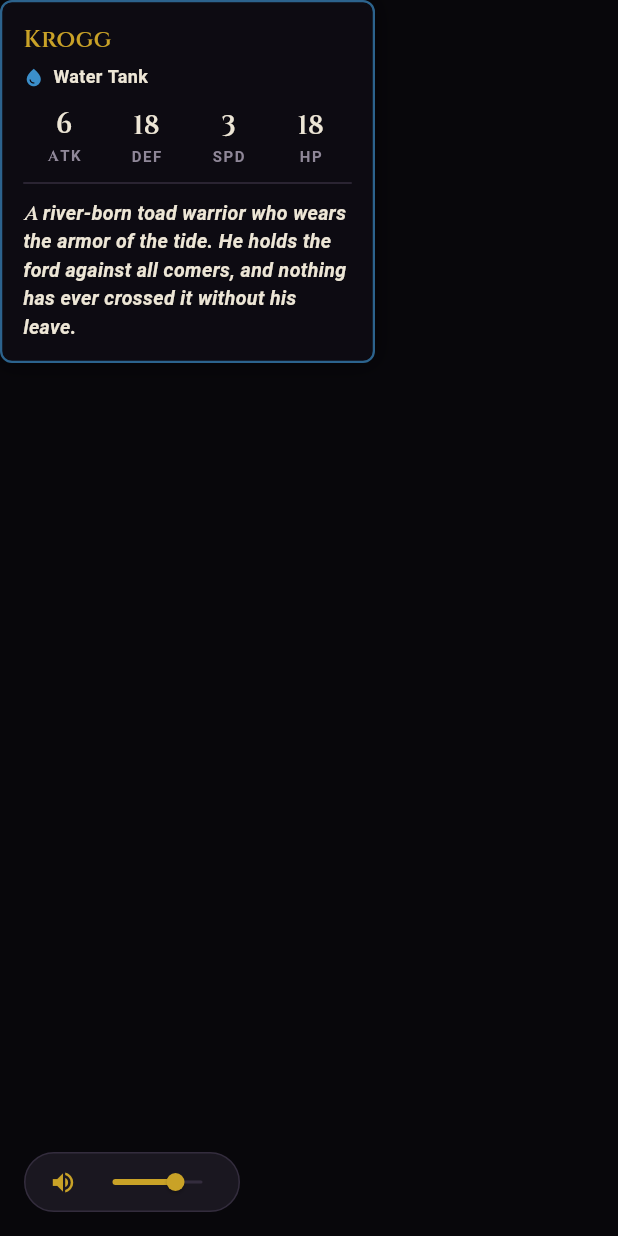
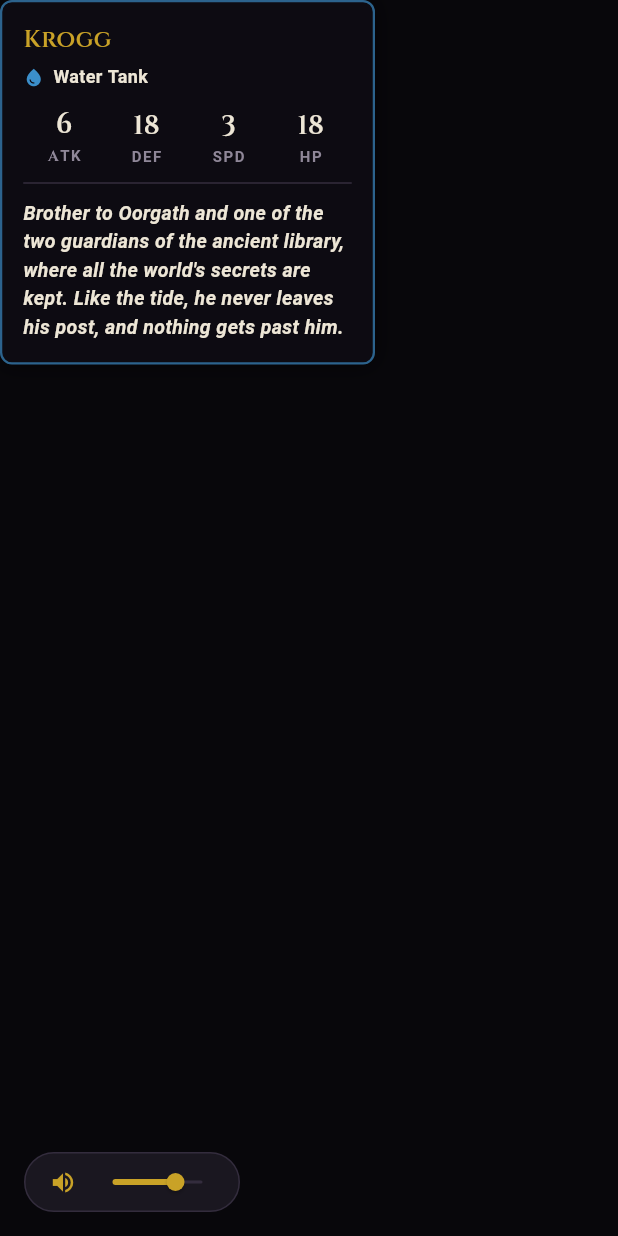
Before and after one commit to lu92988/game-game-, a Flutter app: the _StatCard widget shown alone on an empty page, opened directly with sample values from the repository, on a phone screen of 412 x 824 dp. Run offline on Flutter 3.47's test engine with Material 3 defaults, Android fonts, the phone set to English and light mode, and no system bars; our stand-ins replace audioplayers, google_fonts; Roboto replaces fonts that are missing (Gfs Neohellenic).

Commit message:
Replace placeholder lore with the real champion stories and add scene banners
All 30 champions now have their own lore on the draft screen's
hover / press-and-hold card. The card can also show a wide lore-scene
banner (championSceneArt, empty for now) across its top.

Co-Authored-By: Claude Opus 5.5 <noreply@anthropic.com>

```diff
--- a/lib/data/champion_lore.dart
+++ b/lib/data/champion_lore.dart
@@ -1,108 +1,134 @@
-/// Placeholder lore shown on the draft screen's hover card. Same lookup-map
+/// Champion lore shown on the draft screen's hover card. Same lookup-map
 /// pattern as `champion_art.dart`: a champion without an entry just shows no
 /// description line, so entries can be rewritten or added one at a time.
 const Map<String, String> championLore = {
   // Tanks
   'Krogg':
-      'A river-born toad warrior who wears the armor of the tide. He holds the '
-      'ford against all comers, and nothing has ever crossed it without his leave.',
+      'Brother to Oorgath and one of the two guardians of the ancient library, '
+      'where all the world\'s secrets are kept. Like the tide, he never leaves '
+      'his post, and nothing gets past him.',
   'Oorgath':
-      'An ancient moss-crusted toad who fights as if he were part of the ruins '
-      'around him. Blades break on his hide long before he shows any sign of wear.',
+      'Brother to Krogg and one of the two guardians of the ancient library, '
+      'where all the world\'s secrets are kept. Rooted like the stone around '
+      'him, he has never once let an intruder through.',
   'Voltgraven':
-      'A bronze colossus raised in a forgotten temple, still crackling with the '
-      'storm that woke it. It obeys no master and remembers no war.',
+      'A colossal war machine built by the Enlightened to fight in the Ancient '
+      'War. The war has long since ended, but the storm that powers it has '
+      'never gone quiet.',
   'Magmus':
-      'A faceless giant of molten stone that walked out of a volcano. Wherever '
-      'it stands the ground glows, and what it touches does not cool.',
+      'Forged by Vorkath, the Dark One, from the molten heart of the earth. It '
+      'was made for one purpose only: chaos.',
   'Windhorn':
-      'A rhino knight who charges in the eye of his own storm. The gales in his '
-      'armor push allies forward and turn enemy blows aside.',
+      'Guardian of the monks\' temple high in the mountains, home of Elder Shen '
+      'and Gao Feng. He stands watch at its gates, and no one reaches them '
+      'without first getting past him.',
 
   // Warriors
   'Robotoman':
-      'A war machine with a furnace for a heart. Built for battles long ended, '
-      'it keeps fighting because no one gave the order to stop.',
+      'Just an ordinary accountant, or so he believed. Then destiny came '
+      'calling, and he awoke to the truth: he is the reborn soul of a '
+      'legendary fire warrior.',
   'Demon Knight':
-      'A knight in frost-blue plate who traded his name for a demon\'s power. '
-      'His blade is as cold as the bargain he made.',
+      'An ancient spirit bound to the Dark One. Across hundreds of years of '
+      'war he has never once faltered, and now he stands at his master\'s '
+      'right hand.',
   'Kaelvorn the Sovereign':
-      'A tyrant in gold and black who rules by decree and by lightning. His '
-      'banners promise order, and his armies pay for it.',
+      'Father of Thunderboy, and half-divine himself, he was born with the '
+      'strength to be a great hero. Instead, he bends the knee to the Dark '
+      'One.',
   'Gao Feng':
-      'A veteran monk who fights with a polearm and no wasted motion. He moves '
-      'like the wind through a mountain pass: unhurried until it strikes.',
+      'Right hand to Elder Shen, he wants nothing more than peace and '
+      'stillness. But peace must be protected, so he takes up arms to defend '
+      'the last hope of that dream.',
   'Ironbark':
-      'A treant knight who took up sword and shield when the forest was burned. '
-      'He is slow to anger, and slower to fall.',
+      'Elowen\'s mightiest creation, forged in the days when his master still '
+      'walked with the dark. When Elowen found the light, he could not bring '
+      'Ironbark with him. Now the great guardian of nature is a tool in '
+      'Vorkath\'s hands.',
 
   // Rangers
   'Forest Child':
-      'A spirit archer of the deep woods, raised by roots and moonlight. Her '
-      'arrows find a target before she has finished aiming.',
+      'A half-divine child of unknown origin, who never fails to appear '
+      'wherever the light needs defending.',
   'Thundric':
-      'The last archer of a storm-touched bloodline. His arrows carry lightning '
-      'and never miss the one they were meant for.',
+      'A guiding light to his younger brother, Thunderboy. He has sworn his '
+      'whole existence to one purpose: keeping him safe, whatever the cost.',
   'Talonfire':
-      'A tribal hunter marked in war paint, hunting with a hawk at his shoulder. '
-      'He tracks by fire and sunset, and he does not lose a trail.',
+      'Once a warrior of Tocho\'s tribe, sworn to hunt those who wound the '
+      'land. But the fire within him burned too hot to control, and it led him '
+      'to the Dark One. Now his arrows serve the very darkness he once hunted.',
   'Nova':
-      'A sniper who works from rooftops and ruined towers, her scarf snapping in '
-      'the wind. She lives by one motto: higher, faster, further.',
+      'A gifted soldier whose marksmanship borders on the unnatural. Entire '
+      'nations fear the day she takes aim at them.',
   'Riptide':
-      'A night-ops soldier who moves like the current, unseen until the moment '
-      'he is on you. Silence is the only weapon he never needs to reload.',
+      'Once a special ops commando who fought for the light, he lost his way '
+      'and now sells his gun to the highest bidder. His soul belongs to the '
+      'Dark One.',
 
   // Rogues
   'Thunderboy':
-      'A street-fast kid who runs on borrowed lightning. He is gone before the '
-      'thunder arrives, and so is whatever he came for.',
+      'Son of Kaelvorn the Sovereign, he carries divine blood in his veins. '
+      'He is still only a boy, and he has no idea that he is the key to '
+      'everything.',
   'Vaelric':
-      'A hooded mercenary with a crossbow and red eyes that never blink. He '
-      'sells his skill by the coin and honors the contract, nothing more.',
+      'In all the Yamikawa clan, only Nyx surpassed him. That single fact '
+      'poisoned him. Jealousy drove him into isolation, and in the end, out '
+      'of the clan entirely.',
   'Nyx':
-      'An assassin wreathed in rainwater, with twin blades forged from a '
-      'storm. She strikes from the downpour and is gone with it.',
+      'Even among the deadly Yamikawa assassin clan, he stands apart. The '
+      'water in his blood makes him a blade no one sees coming, and Vaelric '
+      'has never forgiven him for it.',
   'Mourn':
-      'A wraith of black smoke that haunts a ruined cathedral. No one has seen '
-      'its face, only the red eyes and the claws.',
+      'Little is known of this entity. Some say it is the darkness in the '
+      'hearts of men given form; others say it is chaos itself. Whatever the '
+      'truth, one thing is certain: it serves the Dark One.',
   'Doku':
-      'A shadow of the moonlit rooftops, one katana drawn and a castle below. '
-      'The contract is signed in silence and settled before dawn.',
+      'Born in squalor and destined for a life in chains, misery drove him to '
+      'radical beliefs. To provide for those he loved, he became a master '
+      'thief and a shadow assassin. Brushes with death awakened powers buried '
+      'deep within him, and in time, he made them his own.',
 
   // Mages
   'Elder Shen':
-      'A Taoist master who has meditated on the wind for a hundred years. His '
-      'spells are quiet, and the gales they call are not.',
+      'The heir to thousands of years of heritage, Elder Shen descends from '
+      'the mightiest bloodline that never bent to the Dark One. Gao Feng '
+      'stands at his side as his right hand.',
   'Vorkath':
-      'A demonic sorcerer who reigns from a temple courtyard of black stone. '
-      'He wields fire the way other men wield an argument.',
+      'The one they call the Dark One: an ancient spirit who dares to '
+      'challenge the old gods themselves. He means to tear down the world as '
+      'we know it and raise a new one in his own image.',
   'Tocho':
-      'A river shaman who speaks with the waterfall and the spirits beneath '
-      'it. When he calls, the water answers in a vortex.',
+      'A shaman of an ancient tribe that walks the path of enlightenment and '
+      'listens to the land. The waters answer his call, and he uses them to '
+      'save lives and mend the wounds mankind leaves behind.',
   'Elowen':
-      'An ancient forest wizard in a leaf-brimmed hat, with a wolf, a deer and '
-      'a bird at her side. The woods speak, and she alone listens.',
+      'One of the few mortals ever to cheat death. His command of the earth '
+      'is so complete, and his legend so full of wonders, that many believe '
+      'he is a god.',
   'Friedrich Blitzberg':
-      'A Victorian schemer who studies power and influence. His cane is charged '
-      'with lightning, and his study overlooks a storm of his own making.',
+      'Like Elowen, he found the secret to immortality, but he chose a darker '
+      'path. Centuries of hoarded knowledge have made him rich and powerful, '
+      'and all of it now serves the Dark One and his promised utopia.',
 
   // Healers
   'Omnes':
-      'An angelic keeper of a golden chapel whose light mends wounds and '
-      'silences fear. Those she heals rarely remember the fight.',
+      'One of the four Covenants. His divine innocence lets him heal any '
+      'wound, and in the rarest of moments, even undo death itself.',
   'The Cosmic Eye':
-      'A watcher from a cathedral among the stars. It sees every wound before '
-      'it lands, and mends what it foresaw.',
+      'One of the four Covenants, and the greatest mystery among them. Almost '
+      'nothing is known of him, save this: he stands above even the divine.',
   'Cardinal Ashworth':
-      'A cardinal in crimson vestments who leads a procession of embers. His '
-      'blessings warm, and his sermons burn.',
+      'Next in line to lead the faith, he carries a fire that could burn '
+      'kingdoms to ash. Yet he is a man of peace, and that flame is spent only '
+      'on healing those in need.',
   'Thalassar':
-      'A priest of the sunken temple, robed in pearl beneath a trident-bearing '
-      'statue. Tides answer his prayers and wounds close like ebbing water.',
+      'A gentle soul who hears the ocean and the spirits that dwell within '
+      'it. His command of the tides is among the greatest the world has ever '
+      'known.',
   'The Hollow Shepherd':
-      'A corrupted forest spirit with antlers, skulls at its belt and eyes like '
-      'embers in the mist. It heals, but the cost is seldom named.',
+      'When Elowen found the light, he cast out the darkness within him. But '
+      'that darkness did not die. It lingered, festered, and took a form of '
+      'its own: the Hollow Shepherd.',
 };
 
 String? loreFor(String championName) => championLore[championName];
--- /dev/null
+++ b/lib/data/champion_scene_art.dart
@@ -0,0 +1,9 @@
+/// Maps a champion name to a wide "lore scene" shot (the champion in battle
+/// or somewhere from their story), shown as a banner across the top of the
+/// draft screen's hover / press-and-hold card. Champions without an entry
+/// just show the card without a banner — same graceful-fallback pattern as
+/// [championArt] in `champion_art.dart`, so this can be filled in one
+/// champion at a time.
+const Map<String, String> championSceneArt = {};
+
+String? sceneArtFor(String championName) => championSceneArt[championName];
--- a/lib/screens/draft_screen.dart
+++ b/lib/screens/draft_screen.dart
@@ -2,10 +2,12 @@ import 'package:flutter/material.dart';
 
 import '../data/champion_art.dart';
 import '../data/champion_lore.dart';
+import '../data/champion_scene_art.dart';
 import '../logic/music_controller.dart';
 import '../data/roster.dart';
 import '../models/champion_def.dart';
 import '../models/champion_role.dart';
+import '../models/game_element.dart';
 import '../theme/battle_colors.dart';
 import '../theme/body_style.dart';
 import '../widgets/arena_background.dart';
@@ -350,6 +352,7 @@ class _StatCard extends StatelessWidget {
     final el = def.element;
     final role = def.role;
     final lore = loreFor(def.name);
+    final scene = sceneArtFor(def.name);
     final roleName = role.name[0].toUpperCase() + role.name.substring(1);
     final elName = el.name[0].toUpperCase() + el.name.substring(1);
 
@@ -377,8 +380,8 @@ class _StatCard extends StatelessWidget {
     );
 
     return Container(
-      width: 250,
-      padding: const EdgeInsets.all(14),
+      width: scene != null ? 300 : 250,
+      clipBehavior: Clip.antiAlias,
       decoration: BoxDecoration(
         color: BattleColors.bgMid,
         borderRadius: BorderRadius.circular(8),
@@ -386,6 +389,32 @@ class _StatCard extends StatelessWidget {
         boxShadow: const [BoxShadow(color: Colors.black54, blurRadius: 12)],
       ),
       child: Column(
+        mainAxisSize: MainAxisSize.min,
+        crossAxisAlignment: CrossAxisAlignment.stretch,
+        children: [
+          if (scene != null)
+            AspectRatio(
+              aspectRatio: 16 / 9,
+              child: Image.asset(scene, fit: BoxFit.cover),
+            ),
+          Padding(
+            padding: const EdgeInsets.all(14),
+            child: _details(el, role, roleName, elName, lore, stat),
+          ),
+        ],
+      ),
+    );
+  }
+
+  Widget _details(
+    GameElement el,
+    ChampionRole role,
+    String roleName,
+    String elName,
+    String? lore,
+    Widget Function(String, int) stat,
+  ) {
+    return Column(
       mainAxisSize: MainAxisSize.min,
       crossAxisAlignment: CrossAxisAlignment.start,
       children: [
@@ -429,7 +458,6 @@ class _StatCard extends StatelessWidget {
           ),
         ],
       ],
-      ),
     );
   }
 }
--- a/pubspec.yaml
+++ b/pubspec.yaml
@@ -61,6 +61,7 @@ flutter:
 
   assets:
     - assets/champions/
+    - assets/scenes/
     - assets/sfx/
     - assets/music/
     - assets/images/
```
Also changed, not shown: 1 other file. Lines whose indentation alone changed are shown as unchanged.
